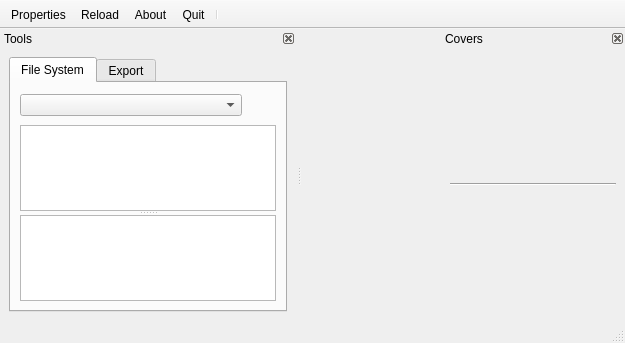
First picture: the form in qwbfs/src/UIMain.ui, repository amestica/qwbfs, before the edit.
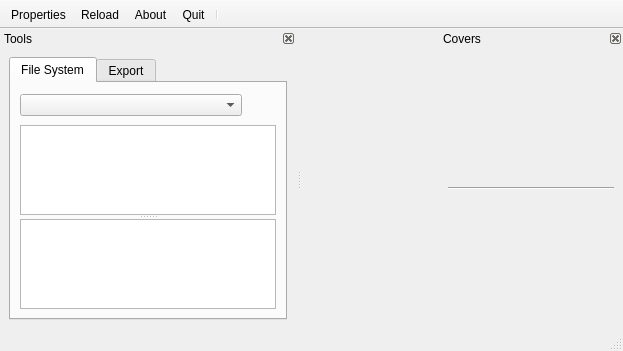
Second picture: the form after the edit. Icons and pictures are not drawn. Custom widgets are drawn as their Qt base class.

Commit message: The List view now support List Mode and Icon mode. This can be configured in the properties dialog. The icon can be choosed too: Cover or Disc. Introduce ListView class helper and uupdate code according to api changes.

The edit to the form file:
```diff
--- a/qwbfs/src/UIMain.ui
+++ b/qwbfs/src/UIMain.ui
@@ -6,8 +6,8 @@
    <rect>
     <x>0</x>
     <y>0</y>
-    <width>625</width>
-    <height>343</height>
+    <width>623</width>
+    <height>351</height>
    </rect>
   </property>
   <property name="iconSize">
@@ -415,6 +415,11 @@
    <header location="global">FreshGui/pDockWidget</header>
    <container>1</container>
   </customwidget>
+  <customwidget>
+   <class>ListView</class>
+   <extends>QListView</extends>
+   <header>ListView.h</header>
+  </customwidget>
  </customwidgets>
  <resources>
   <include location="../resources/resources.qrc"/>
```
Left out of the diff: 8 changed lines with no effect on the pictures. The commit also changes 16 other files.
